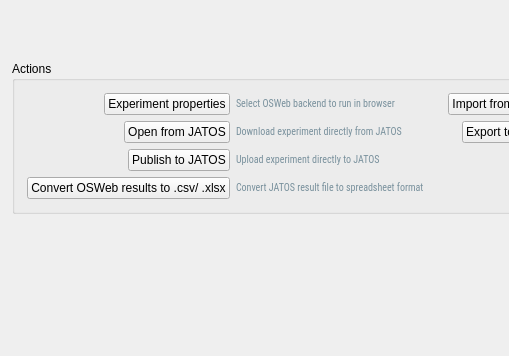
The window that opensesame_extensions/osweb/oswebext/osweb_control_panel.ui (open-cogsci/opensesame-extension-osweb) describes before a commit, drawn with Qt 5; both pictures show x 0 to 509 and y 329 to 685 of the 1119 by 685 pixel window.
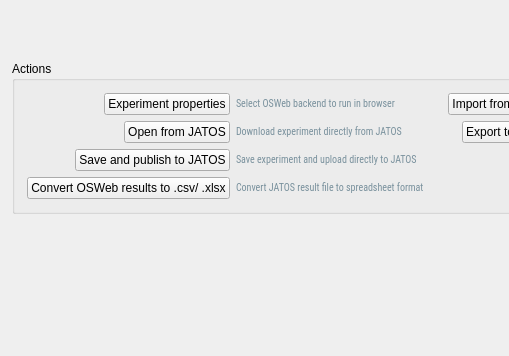
The same window after the commit.

Commit message: Save experiment after upload to JATOS - Avoids conflicts due to experiments that were uploaded but not saved

```diff
--- a/opensesame_extensions/osweb/oswebext/osweb_control_panel.ui
+++ b/opensesame_extensions/osweb/oswebext/osweb_control_panel.ui
@@ -222,7 +222,7 @@
                </sizepolicy>
               </property>
               <property name="text">
-               <string>Publish to JATOS</string>
+               <string>Save and publish to JATOS</string>
               </property>
              </widget>
             </item>
@@ -234,7 +234,7 @@
                </font>
               </property>
               <property name="text">
-               <string>&lt;small  style=&quot;color:#78909c&quot;&gt;Upload experiment directly to JATOS&lt;/small&gt;</string>
+               <string>&lt;html&gt;&lt;head/&gt;&lt;body&gt;&lt;p&gt;&lt;span style=&quot; font-size:small; color:#78909c;&quot;&gt;Save experiment and upload directly to JATOS&lt;/span&gt;&lt;/p&gt;&lt;/body&gt;&lt;/html&gt;</string>
               </property>
              </widget>
             </item>
```
The commit also changes 1 other file.
